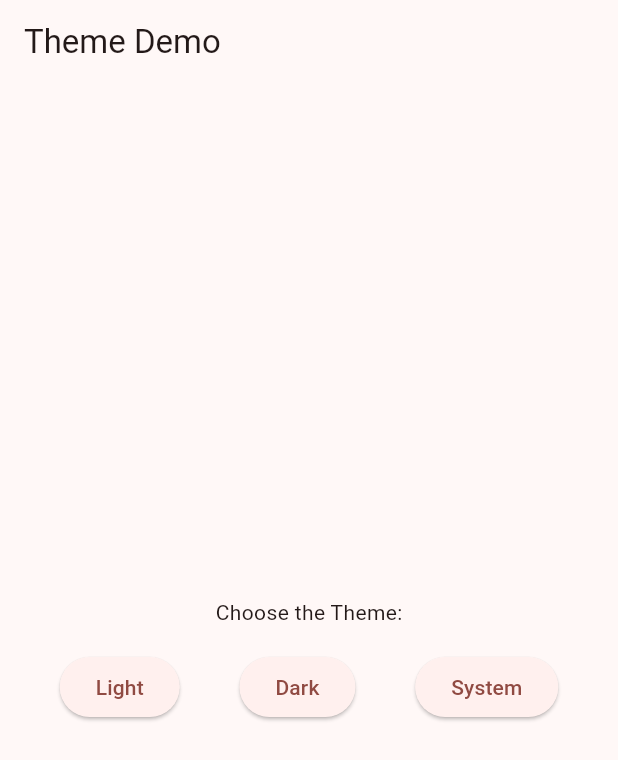
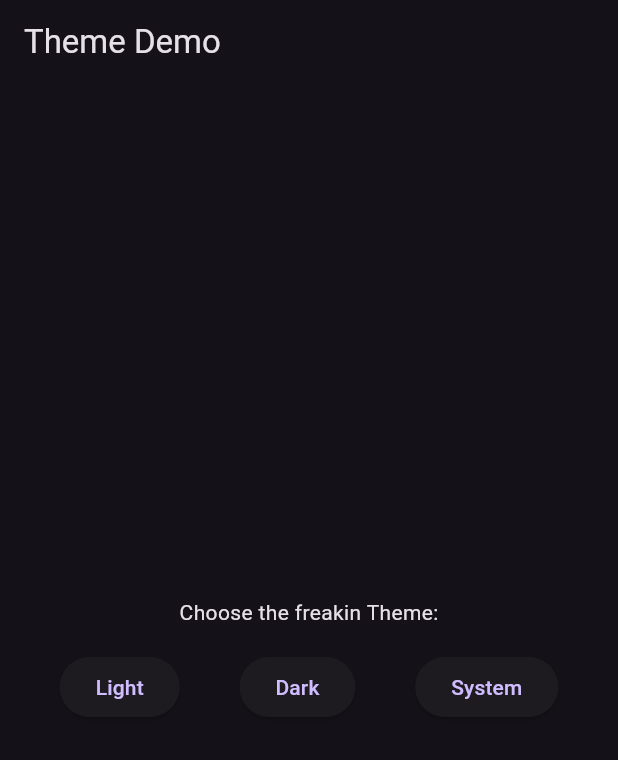
Before and after one commit to itachiispapi/digital_pet_app, a Flutter app: the screen it shows after launch, after a tap on "Light", on a phone screen of 412 x 824 dp. Shown: the top 760 px of the screen. Run offline on Flutter 3.47's test engine with Material 3 defaults, Android fonts, the phone set to English and light mode, and no system bars.

Commit message:
changed some text

```diff
--- a/lib/main.dart
+++ b/lib/main.dart
@@ -25,7 +25,7 @@ class _RunMyAppState extends State<RunMyApp> {
     return MaterialApp(
       theme: ThemeData(
         useMaterial3: true,
-        colorScheme: ColorScheme.fromSeed(seedColor: Colors.red),
+        colorScheme: ColorScheme.fromSeed(seedColor: Colors.blue),
       ),
       darkTheme: ThemeData.dark(useMaterial3: true),
       themeMode: _themeMode,
@@ -38,17 +38,17 @@ class _RunMyAppState extends State<RunMyApp> {
           child: Column(
             mainAxisAlignment: MainAxisAlignment.center,
             children: [
-              const Text('Choose the Theme:'),
+              const Text('Choose the freakin Theme:'),
               const SizedBox(height: 16),
               Row(
                 mainAxisAlignment: MainAxisAlignment.spaceEvenly,
                 children: [
                   ElevatedButton(
-                    onPressed: () => changeTheme(ThemeMode.light),
+                    onPressed: () => changeTheme(ThemeMode.dark),
                     child: const Text('Light'),
                   ),
                   ElevatedButton(
-                    onPressed: () => changeTheme(ThemeMode.dark),
+                    onPressed: () => changeTheme(ThemeMode.light),
                     child: const Text('Dark'),
                   ),
                   ElevatedButton(
```
